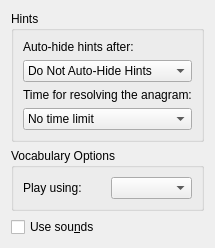
Before: the Qt Designer form src/desktop/mainsettingswidget.ui in KDE/kanagram, drawn with Qt 5.
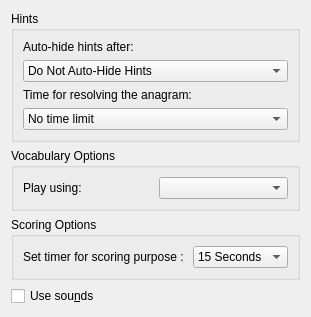
After: the same form once the commit is applied.

Commit message:
Add score feature to Kanagram.
Score timer setting can be chosen from settings dialog, and all correct
answers within that time limit contribute to the score.
Patch created by Debjit Mondal <debjitmondal05@gmail.com>

Diff of the .ui file:
```diff
--- a/src/desktop/mainsettingswidget.ui
+++ b/src/desktop/mainsettingswidget.ui
@@ -123,6 +123,51 @@
      </layout>
     </widget>
    </item>
+   
+     <item>
+    <widget class="QGroupBox" name="groupBox4" >
+     <property name="title" >
+      <string>Scoring Options</string>
+     </property>
+     <layout class="QHBoxLayout" >
+      <item>
+       <widget class="QLabel" name="textLabelScoreTime" >
+        <property name="text" >
+         <string>Set timer for scoring purpose : </string>
+        </property>
+       </widget>
+      </item>
+      <item>
+       <widget class="QComboBox" name="kcfg_scoreTime" >
+        <item>
+         <property name="text" >
+          <string>15 Seconds</string>
+         </property>
+        </item>
+        <item>
+         <property name="text" >
+          <string>30 Seconds</string>
+         </property>
+        </item>
+        <item>
+         <property name="text" >
+          <string>45 Seconds</string>
+         </property>
+        </item>
+        <item>
+         <property name="text" >
+          <string>60 Seconds</string>
+         </property>
+        </item>
+       </widget>
+      </item>
+      
+      
+     </layout>
+    </widget>
+   </item>
+   
+   
    <item>
     <widget class="QCheckBox" name="kcfg_useSounds" >
      <property name="whatsThis" >
```
Left out of the diff: 2 changed lines with no effect on the pictures. The commit also changes 3 other files.
